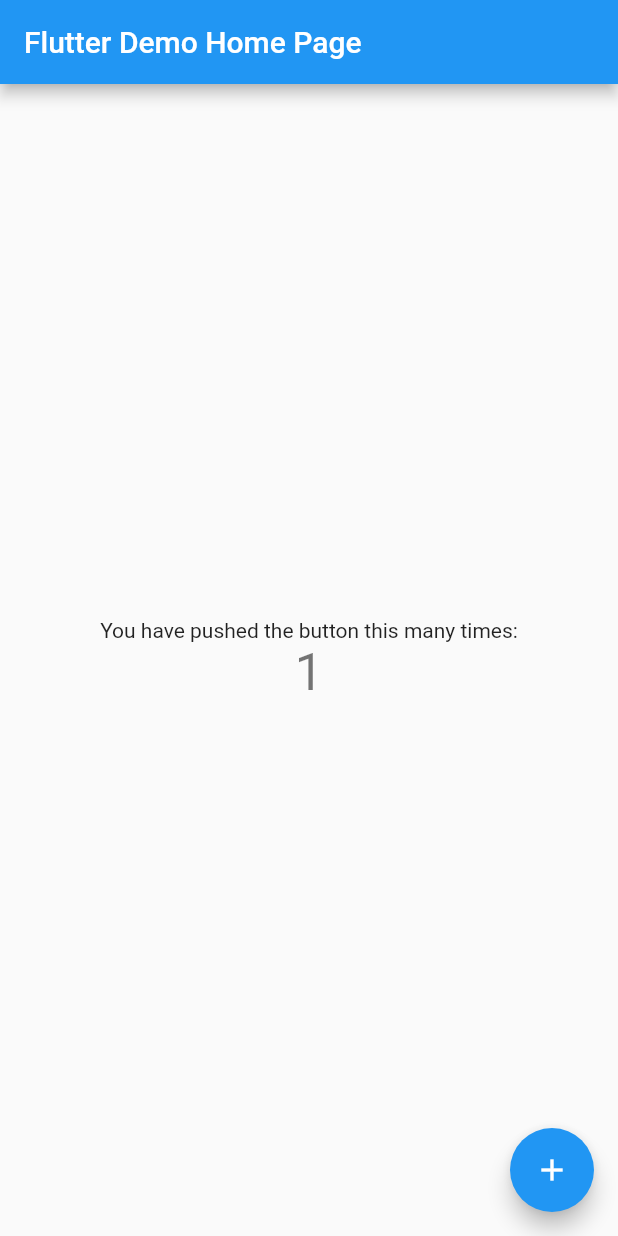
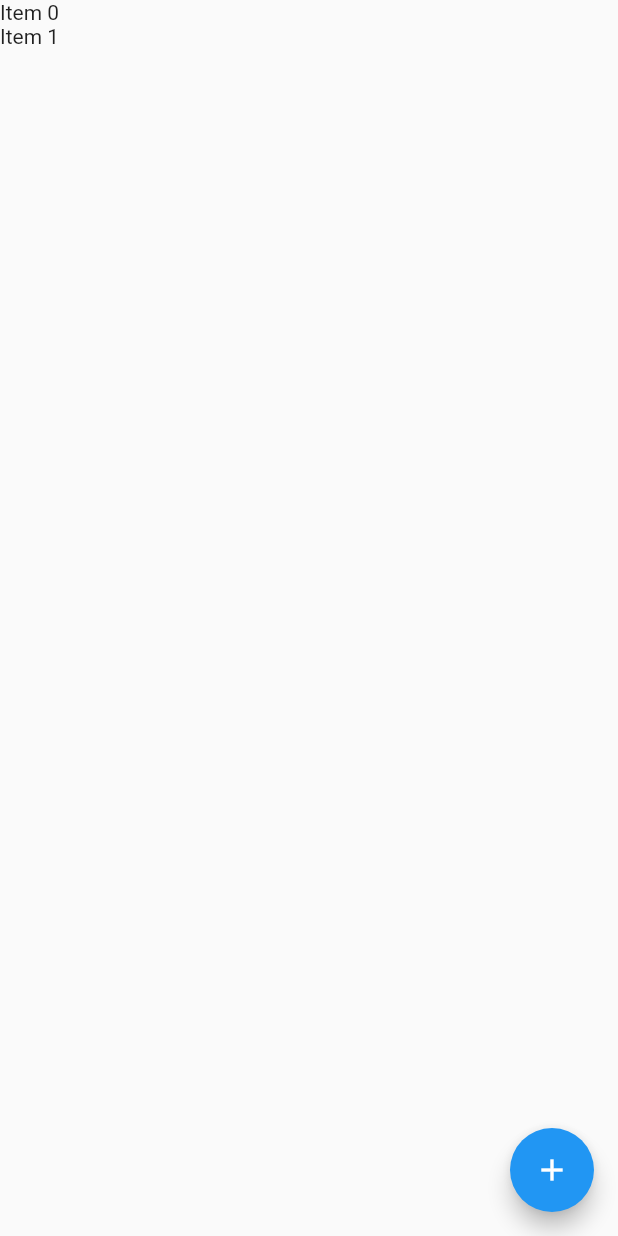
Before and after one commit to truyen-le/project_template, a Flutter app: the screen it shows after launch, after a tap on the "add" icon, on a phone screen of 412 x 824 dp. Run offline on Flutter 3.47's test engine with Material 2 defaults, Android fonts, the phone set to English and light mode, and no system bars; our stand-ins replace flutter_bloc.

Commit message:
Add Simple BLoC for list

```diff
--- a/lib/main.dart
+++ b/lib/main.dart
@@ -1,4 +1,5 @@
 import 'package:flutter/material.dart';
+import 'package:project_template/modules/main_list/screens/main_list.dart';
 
 void main() {
   runApp(MyApp());
@@ -26,7 +27,7 @@ class MyApp extends StatelessWidget {
         // closer together (more dense) than on mobile platforms.
         visualDensity: VisualDensity.adaptivePlatformDensity,
       ),
-      home: MyHomePage(title: 'Flutter Demo Home Page'),
+      home: MainList(),
     );
   }
 }
--- /dev/null
+++ b/lib/modules/main_list/bloc/list_bloc.dart
@@ -0,0 +1,25 @@
+import 'package:flutter_bloc/flutter_bloc.dart';
+import 'package:project_template/modules/main_list/bloc/list_event.dart';
+import 'package:project_template/modules/main_list/bloc/list_state.dart';
+import 'package:project_template/modules/main_list/models/list_item.dart';
+
+class NoteListBloc extends Bloc<ListEvent, ListState> {
+  NoteListBloc(List<ListItem> items)
+      : super(ProcessedState(items: items));
+
+  @override
+  Stream<ListState> mapEventToState(ListEvent event) async* {
+    try {
+      if (event is AddItemEvent) {
+        yield ProcessingState(items: state.items);
+        state.items.add(event.item);
+        yield ProcessedState(items: state.items);
+      } else if (event is DeleteItemEvent) {
+        yield ProcessingState(items: state.items);
+        yield ProcessedState(items: state.items);
+      }
+    } catch (e) {
+      addError(Exception('unsupported event'));
+    }
+  }
+}
--- /dev/null
+++ b/lib/modules/main_list/bloc/list_event.dart
@@ -0,0 +1,39 @@
+import 'package:flutter/material.dart';
+import 'package:project_template/modules/main_list/models/list_item.dart';
+
+@immutable
+abstract class ListEvent {
+  const ListEvent();
+}
+
+class AddItemEvent extends ListEvent {
+  final ListItem item;
+  const AddItemEvent({this.item});
+
+  @override
+  bool operator ==(Object other) {
+    // TODO: implement ==
+    if (identical(this, other)) return true;
+    return other is AddItemEvent && other.item == this.item;
+  }
+
+  @override
+  // TODO: implement hashCode
+  int get hashCode => item.hashCode;
+}
+
+class DeleteItemEvent extends ListEvent {
+  final ListItem item;
+  const DeleteItemEvent({this.item});
+
+  @override
+  bool operator ==(Object other) {
+    // TODO: implement ==
+    if (identical(this, other)) return true;
+    return other is AddItemEvent && other.item == this.item;
+  }
+
+  @override
+  // TODO: implement hashCode
+  int get hashCode => item.hashCode;
+}
--- /dev/null
+++ b/lib/modules/main_list/bloc/list_state.dart
@@ -0,0 +1,51 @@
+import 'package:project_template/modules/main_list/models/list_item.dart';
+
+abstract class ListState {
+  List<ListItem> items;
+  ListState({this.items});
+}
+
+class InitialState extends ListState {
+  InitialState({List<ListItem> items}) : super(items: items);
+
+  @override
+  bool operator ==(Object other) {
+    // TODO: implement ==
+    if (identical(this, other)) return true;
+    return other is InitialState && other.items == this.items;
+  }
+
+  @override
+  // TODO: implement hashCode
+  int get hashCode => items.hashCode;
+}
+
+class ProcessingState extends ListState {
+  ProcessingState({List<ListItem> items}) : super(items: items);
+
+  @override
+  bool operator ==(Object other) {
+    // TODO: implement ==
+    if (identical(this, other)) return true;
+    return other is ProcessingState && other.items == this.items;
+  }
+
+  @override
+  // TODO: implement hashCode
+  int get hashCode => items.hashCode;
+}
+
+class ProcessedState extends ListState {
+  ProcessedState({List<ListItem> items}) : super(items: items);
+
+  @override
+  bool operator ==(Object other) {
+    // TODO: implement ==
+    if (identical(this, other)) return true;
+    return other is ProcessedState && other.items == this.items;
+  }
+
+  @override
+  // TODO: implement hashCode
+  int get hashCode => items.hashCode;
+}
--- /dev/null
+++ b/lib/modules/main_list/models/list_item.dart
@@ -0,0 +1,4 @@
+class ListItem {
+  String note;
+  ListItem({this.note = ''});
+}
--- /dev/null
+++ b/lib/modules/main_list/screens/main_list.dart
@@ -0,0 +1,47 @@
+import 'package:flutter/material.dart';
+import 'package:flutter_bloc/flutter_bloc.dart';
+import 'package:project_template/modules/main_list/bloc/list_bloc.dart';
+import 'package:project_template/modules/main_list/bloc/list_event.dart';
+import 'package:project_template/modules/main_list/bloc/list_state.dart';
+import 'package:project_template/modules/main_list/models/list_item.dart';
+
+class MainList extends StatefulWidget {
+  @override
+  _MainListState createState() => _MainListState();
+}
+
+class _MainListState extends State<MainList> {
+
+  int _count = 0;
+  @override
+  Widget build(BuildContext context) {
+    return BlocProvider(
+      create: (context) => NoteListBloc([ListItem(note: 'Item ' + _count.toString())]),
+      child: BlocBuilder<NoteListBloc, ListState>(
+        builder: (context, state) {
+          return Scaffold(
+            body: Center(
+              child: ListView.builder(
+                itemCount: state.items.length,
+                itemBuilder: (context, index) {
+                  return Text(state.items[index].note);
+                },
+              ),
+            ),
+            floatingActionButton: FloatingActionButton(
+              onPressed: ()  {
+                _count++;
+                context.read<NoteListBloc>().add(
+                AddItemEvent(
+                  item: ListItem(note: 'Item ' + _count.toString()),
+                ),
+              );},
+              tooltip: 'Add Note',
+              child: Icon(Icons.add),
+            ),
+          );
+        },
+      ),
+    );
+  }
+}
--- a/pubspec.yaml
+++ b/pubspec.yaml
@@ -23,6 +23,11 @@ environment:
 dependencies:
   flutter:
     sdk: flutter
+
+  bloc: ^6.1.1
+  flutter_bloc: ^6.1.1
+
+  fluro: ^1.7.8
 
 
   # The following adds the Cupertino Icons font to your application.
```
